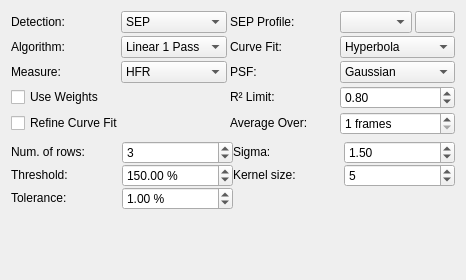
Old version of the form kstars/ekos/focus/opsfocusprocess.ui in the repository KDE/kstars.
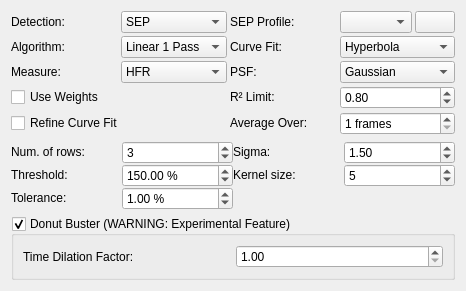
New version of the form.

Commit message: Donut Buster - Phase 1

Patch:
```diff
--- a/kstars/ekos/focus/opsfocusprocess.ui
+++ b/kstars/ekos/focus/opsfocusprocess.ui
@@ -630,6 +630,62 @@
      </item>
     </layout>
    </item>
+   <item>
+    <widget class="QGroupBox" name="focusDonut">
+     <property name="toolTip">
+      <string>&lt;html&gt;&lt;head/&gt;&lt;body&gt;&lt;p&gt;Check to enable Donut Busting functionality. Use on telescopes with a central obstruction that create donut shaped stars when defocused.&lt;/p&gt;&lt;p&gt;This is a currently an experimental feature that should be used with caution.&lt;/p&gt;&lt;/body&gt;&lt;/html&gt;</string>
+     </property>
+     <property name="title">
+      <string>Donut Buster (WARNING: Experimental Feature)</string>
+     </property>
+     <property name="flat">
+      <bool>true</bool>
+     </property>
+     <property name="checkable">
+      <bool>true</bool>
+     </property>
+     <property name="checked">
+      <bool>true</bool>
+     </property>
+     <layout class="QGridLayout" name="gridLayout">
+      <item row="0" column="0">
+       <widget class="QLabel" name="label">
+        <property name="enabled">
+         <bool>true</bool>
+        </property>
+        <property name="text">
+         <string>Time Dilation Factor:</string>
+        </property>
+        <property name="buddy">
+         <cstring>focusTimeDilation</cstring>
+        </property>
+       </widget>
+      </item>
+      <item row="0" column="1">
+       <widget class="QDoubleSpinBox" name="focusTimeDilation">
+        <property name="enabled">
+         <bool>true</bool>
+        </property>
+        <property name="toolTip">
+         <string>&lt;html&gt;&lt;head/&gt;&lt;body&gt;&lt;p&gt;The furthest datapoints have their exposure times increaed by this factor. The in focus datapoint exposure is not increased. Intermediate points have their exposures scaled appropriately.&lt;/p&gt;&lt;p&gt;Set to 1 to disable this option.&lt;/p&gt;&lt;/body&gt;&lt;/html&gt;</string>
+        </property>
+        <property name="prefix">
+         <string/>
+        </property>
+        <property name="minimum">
+         <double>1.000000000000000</double>
+        </property>
+        <property name="maximum">
+         <double>20.000000000000000</double>
+        </property>
+        <property name="value">
+         <double>1.000000000000000</double>
+        </property>
+       </widget>
+      </item>
+     </layout>
+    </widget>
+   </item>
    <item>
     <spacer name="verticalSpacer">
      <property name="orientation">
```
The commit also changes 7 other files.
